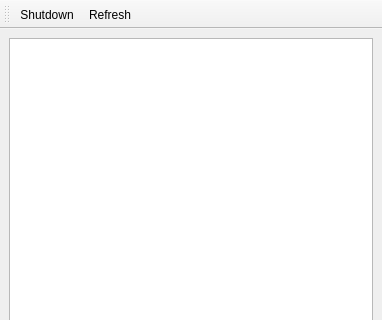
This is mainwindow.ui in jupyter/nbmanager as Qt 5 draws it before an edit; both pictures show x 0 to 382 and y 0 to 320 of the 382 by 488 pixel window. The edited form follows.
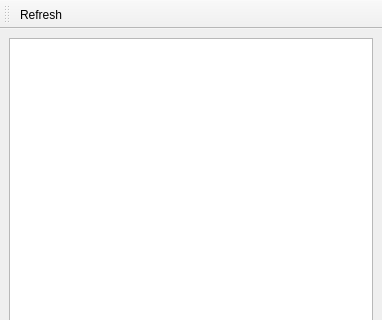
This is the edited form. Icons and pictures are not drawn.

Commit message: added buttons for the items

```diff
--- a/mainwindow.ui
+++ b/mainwindow.ui
@@ -90,20 +90,8 @@
    <attribute name="toolBarBreak">
     <bool>false</bool>
    </attribute>
-   <addaction name="actionShutdown"/>
    <addaction name="actionRefresh"/>
   </widget>
-  <action name="actionShutdown">
-   <property name="icon">
-    <iconset theme="process-stop"/>
-   </property>
-   <property name="text">
-    <string>Shutdown</string>
-   </property>
-   <property name="toolTip">
-    <string>&lt;html&gt;&lt;head/&gt;&lt;body&gt;&lt;p&gt;Shut down the selected notebook server or session&lt;/p&gt;&lt;/body&gt;&lt;/html&gt;</string>
-   </property>
-  </action>
   <action name="actionRefresh">
    <property name="icon">
     <iconset theme="view-refresh"/>
```
The commit also changes 4 other files.
